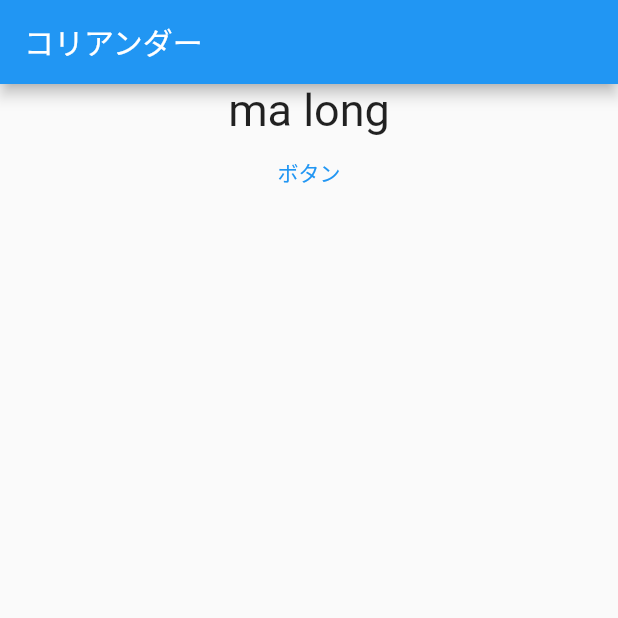
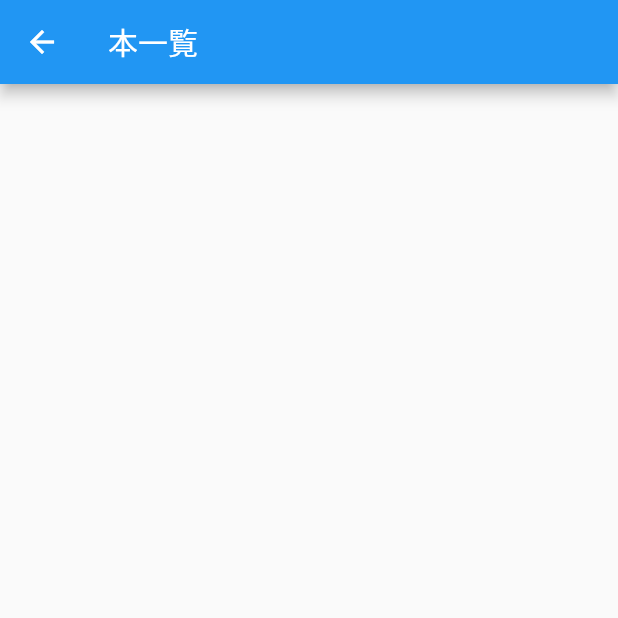
Before and after one commit to KeitaFukue/coriander, a Flutter app: the screen it shows after launch, after a tap on "ボタン", on a phone screen of 412 x 824 dp, the top half of it. Run offline on Flutter 3.47's test engine with Material 2 defaults, Android fonts, the phone set to English and light mode, and no system bars; our stand-ins replace cloud_firestore, firebase_core; accounts and stored records are empty.

```diff
--- /dev/null
+++ b/lib/book_list_page.dart
@@ -0,0 +1,29 @@
+import 'package:cloud_firestore/cloud_firestore.dart';
+import 'package:flutter/material.dart';
+
+
+class BookList extends StatelessWidget {
+  @override
+  Widget build(BuildContext context) {
+    FirebaseFirestore firestore = FirebaseFirestore.instance;
+
+    return Scaffold(
+      appBar: AppBar(
+        title: Text('本一覧'),
+      ),
+
+      body: StreamBuilder<QuerySnapshot>(
+        stream: firestore.collection('books').snapshots(),
+        builder: (BuildContext context, AsyncSnapshot<QuerySnapshot> snapshot) {
+          return ListView(
+            children: snapshot.data.docs.map((DocumentSnapshot document) {
+              return ListTile(
+                title: Text(document['title']),
+              );
+            }).toList(),
+          );
+        },
+      ),
+    );
+  }
+}
--- a/lib/main.dart
+++ b/lib/main.dart
@@ -1,13 +1,37 @@
 import 'package:coriander_app/main_model.dart';
+import 'package:firebase_core/firebase_core.dart';
 import 'package:flutter/material.dart';
 import 'package:provider/provider.dart';
+import 'book_list_page.dart';
 
-void main() {
+Future <void> main() async{
+  WidgetsFlutterBinding.ensureInitialized();
+  await Firebase.initializeApp();
   runApp(MyApp());
 }
 
 class MyApp extends StatelessWidget {
+  final Future<FirebaseApp> _initialization = Firebase.initializeApp();
 
+  @override
+  Widget build(BuildContext context) {
+    return FutureBuilder(
+      future: _initialization,
+      builder: (context, snapshot) {
+        if (snapshot.hasError) {
+          print("${snapshot.error}");
+          return Container();
+        }
+        if (snapshot.connectionState == ConnectionState.done) {
+          return Main();
+        }
+        return Container();
+      },
+    );
+  }
+}
+
+class Main extends StatelessWidget{
   @override
   Widget build(BuildContext context) {
     return MaterialApp(
@@ -35,6 +59,10 @@ class MyApp extends StatelessWidget {
                       child:Text('ボタン'),
                       onPressed: (){
                         model.changeTempText();
+                        Navigator.push(
+                          context,
+                          MaterialPageRoute(builder: (context) => BookList()),
+                        );
                       },
                     ),
                   ],
```
Also changed, not shown: pubspec.yaml (+8 -0 lines), pubspec.lock, 5 other files.
